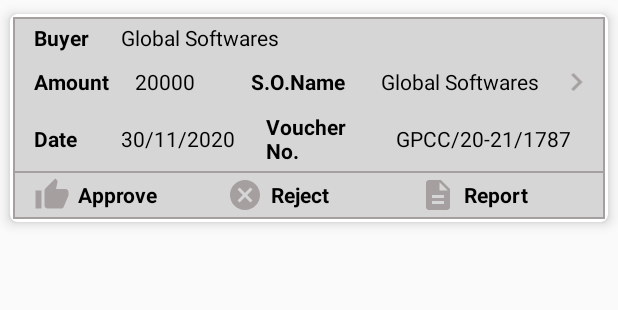
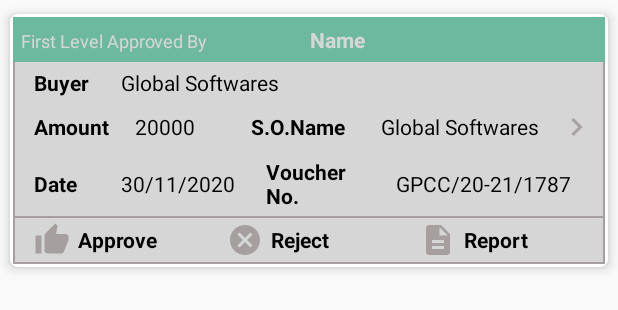
Before and after one commit to GlobalConnectTally/TallyVoucherAuthentication, an Android app: the layout order_redesignewt.xml on its own in the app's theme, with its tools: preview values and no code run, on a phone screen of 412 x 824 dp. Shown: the top 310 px of the screen. Run offline under Robolectric (Android 15) with nearby library versions, the phone set to English and light mode, and no system bars; network calls fail.

Commit message:
2 level done

```diff
--- a/app/build.gradle
+++ b/app/build.gradle
@@ -33,6 +33,7 @@ dependencies {
     implementation 'com.nex3z:notification-badge:1.0.2'
     implementation 'androidx.legacy:legacy-support-v4:1.0.0'
     implementation 'com.google.android.material:material:1.2.1'
+
     testImplementation 'junit:junit:4.13.1'
     implementation 'androidx.lifecycle:lifecycle-extensions:2.2.0'
     implementation 'nl.joery.animatedbottombar:library:1.0.4'
--- a/app/src/main/res/layout-sw600dp/order_redesignewt.xml
+++ b/app/src/main/res/layout-sw600dp/order_redesignewt.xml
@@ -18,7 +18,9 @@
         android:background="@drawable/boda_kaki">
 
         <LinearLayout
-            android:visibility="gone"
+            android:weightSum="100"
+            android:orientation="horizontal"
+            android:visibility="visible"
             android:id="@+id/approveOrRejectBy"
             android:background="@color/colorPrimary"
             android:padding="@dimen/_5sdp"
@@ -26,12 +28,25 @@
             android:layout_height="wrap_content">
 
             <TextView
+                android:textSize="12sp"
+                android:layout_weight="50"
+                android:textStyle="normal"
+                android:gravity="start"
+                android:text="First Level Approved By "
+                android:textColor="@color/white"
+                android:layout_width="0dp"
+                android:layout_height="wrap_content"/>
+
+            <TextView
+                android:layout_marginLeft="2dp"
+                android:layout_marginRight="0dp"
+                android:layout_weight="50"
                 android:textStyle="bold"
                 android:id="@+id/textApprRejBy"
-                android:gravity="center_horizontal"
+                android:gravity="start"
                 android:text="Name"
                 android:textColor="@color/white"
-                android:layout_width="match_parent"
+                android:layout_width="0dp"
                 android:layout_height="wrap_content"/>
 
         </LinearLayout>
--- a/app/src/main/res/layout/order_redesignewt.xml
+++ b/app/src/main/res/layout/order_redesignewt.xml
@@ -18,7 +18,9 @@
        android:background="@drawable/boda_kaki">
 
        <LinearLayout
-           android:visibility="gone"
+           android:weightSum="100"
+           android:orientation="horizontal"
+           android:visibility="visible"
            android:id="@+id/approveOrRejectBy"
            android:background="@color/colorPrimary"
            android:padding="@dimen/_5sdp"
@@ -26,12 +28,25 @@
            android:layout_height="wrap_content">
 
            <TextView
+               android:textSize="12sp"
+               android:layout_weight="50"
+               android:textStyle="normal"
+               android:gravity="start"
+               android:text="First Level Approved By "
+               android:textColor="@color/white"
+               android:layout_width="0dp"
+               android:layout_height="wrap_content"/>
+
+           <TextView
+               android:layout_marginLeft="2dp"
+               android:layout_marginRight="0dp"
+               android:layout_weight="50"
                android:textStyle="bold"
                android:id="@+id/textApprRejBy"
-               android:gravity="center_horizontal"
+               android:gravity="start"
                android:text="Name"
                android:textColor="@color/white"
-               android:layout_width="match_parent"
+               android:layout_width="0dp"
                android:layout_height="wrap_content"/>
 
        </LinearLayout>
@@ -265,4 +280,5 @@
        </LinearLayout>
 
    </LinearLayout>
+
 </androidx.cardview.widget.CardView>
```
Also changed, not shown: app/src/main/java/tallyadmin/gp/gpcropcare/Activities/SalesOrderActivity.java (+8 -0 lines), app/src/main/java/tallyadmin/gp/gpcropcare/HomeActivity.java (+15 -11 lines), app/src/main/java/tallyadmin/gp/gpcropcare/Sharepreference/Session.java (+11 -2 lines), app/src/main/java/tallyadmin/gp/gpcropcare/utils/Tools.java (added, +13 -0 lines).
